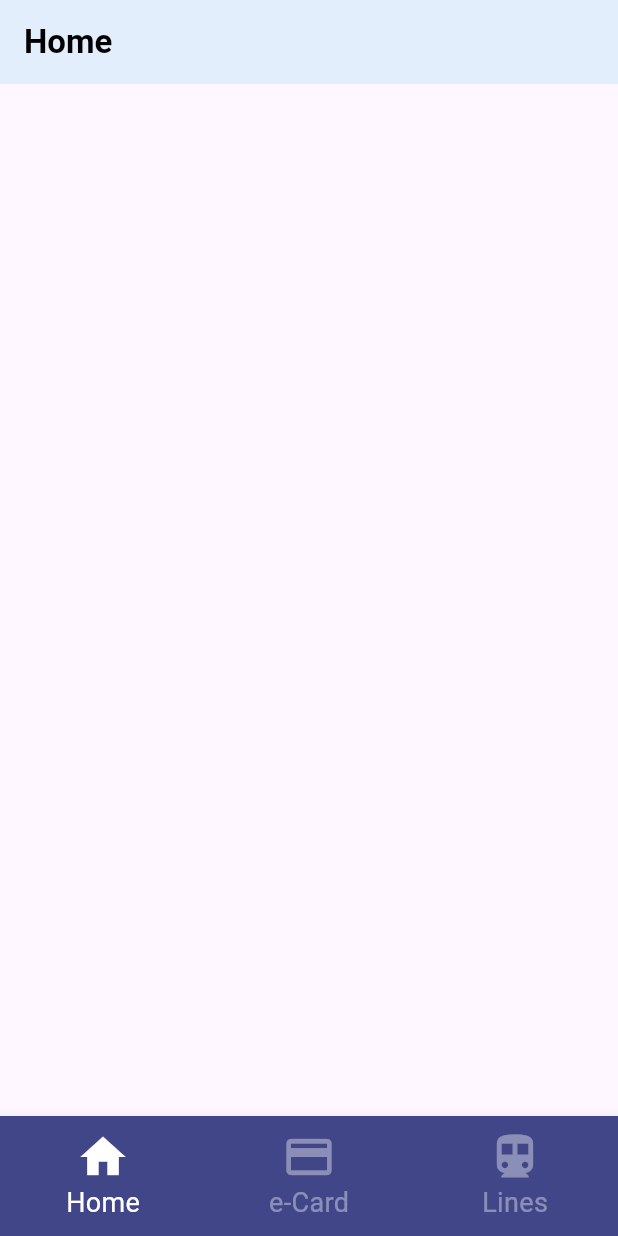
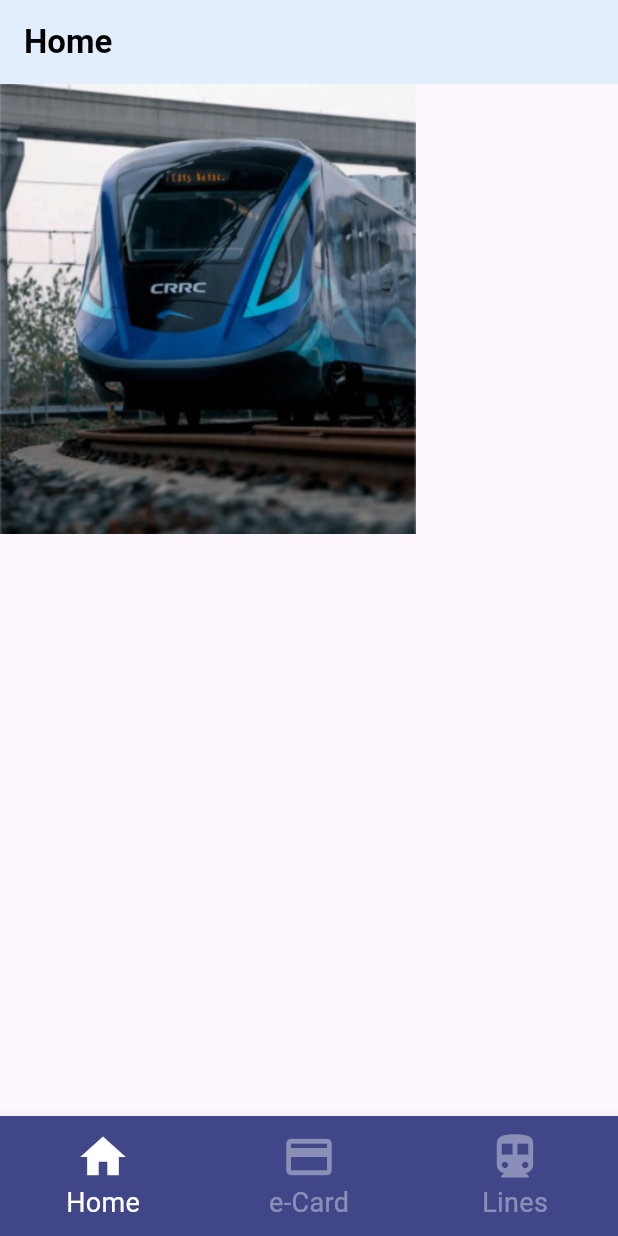
Before and after one commit to francesctr4/FlutterAppProject, a Flutter app: the screen it shows after launch, on a phone screen of 412 x 824 dp. Run offline on Flutter 3.47's test engine with Material 3 defaults, Android fonts, the phone set to English and light mode, and no system bars.

Commit message:
Resources folder & Home progress

```diff
--- a/flutter_app_project/project_source/lib/screens/home_screen.dart
+++ b/flutter_app_project/project_source/lib/screens/home_screen.dart
@@ -9,9 +9,12 @@ class HomeScreen extends StatelessWidget {
       child: Column(
         children: [
           SizedBox(
+            width: 500,
             height: 300,
             child: Stack(
-
+              children: [
+                Image(image: AssetImage("resources/Home_Screen_Train.png")),
+              ],
             ),
           ),
         ],
--- a/flutter_app_project/project_source/pubspec.yaml
+++ b/flutter_app_project/project_source/pubspec.yaml
@@ -60,9 +60,8 @@ flutter:
   uses-material-design: true
 
   # To add assets to your application, add an assets section, like this:
-  # assets:
-  #   - images/a_dot_burr.jpeg
-  #   - images/a_dot_ham.jpeg
+  assets:
+    - resources/
 
   # An image asset can refer to one or more resolution-specific "variants", see
   # https://flutter.dev/assets-and-images/#resolution-aware
```
Also changed, not shown: flutter_app_project/project_source/resources/Home_Screen_Train.png (added).
